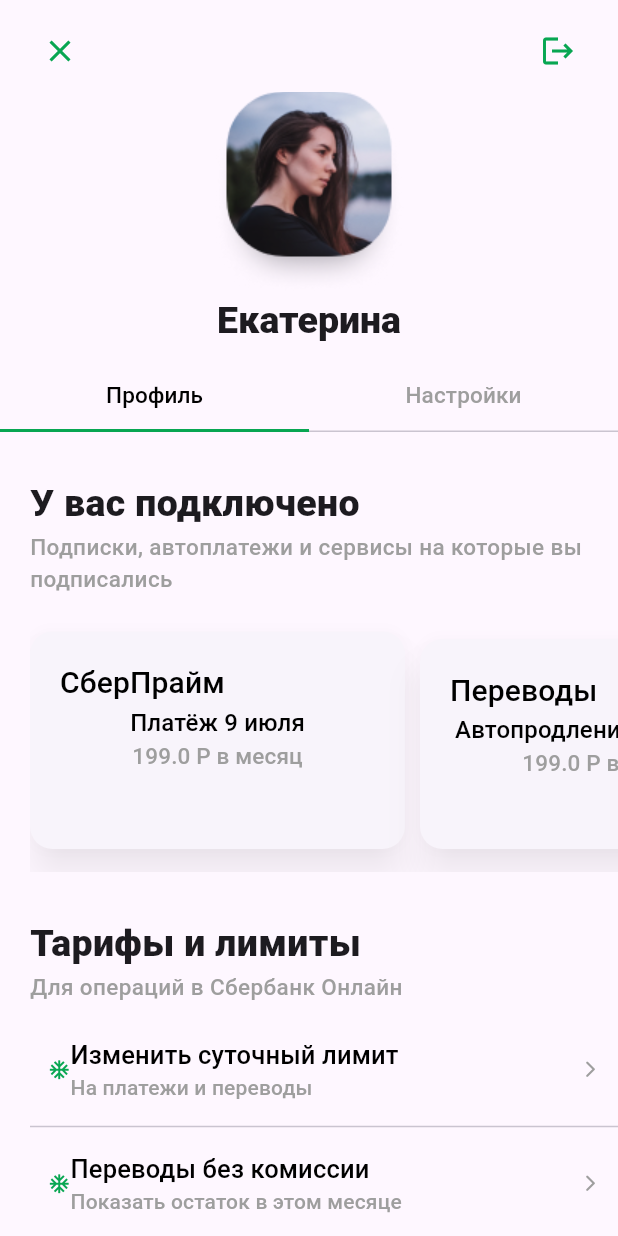
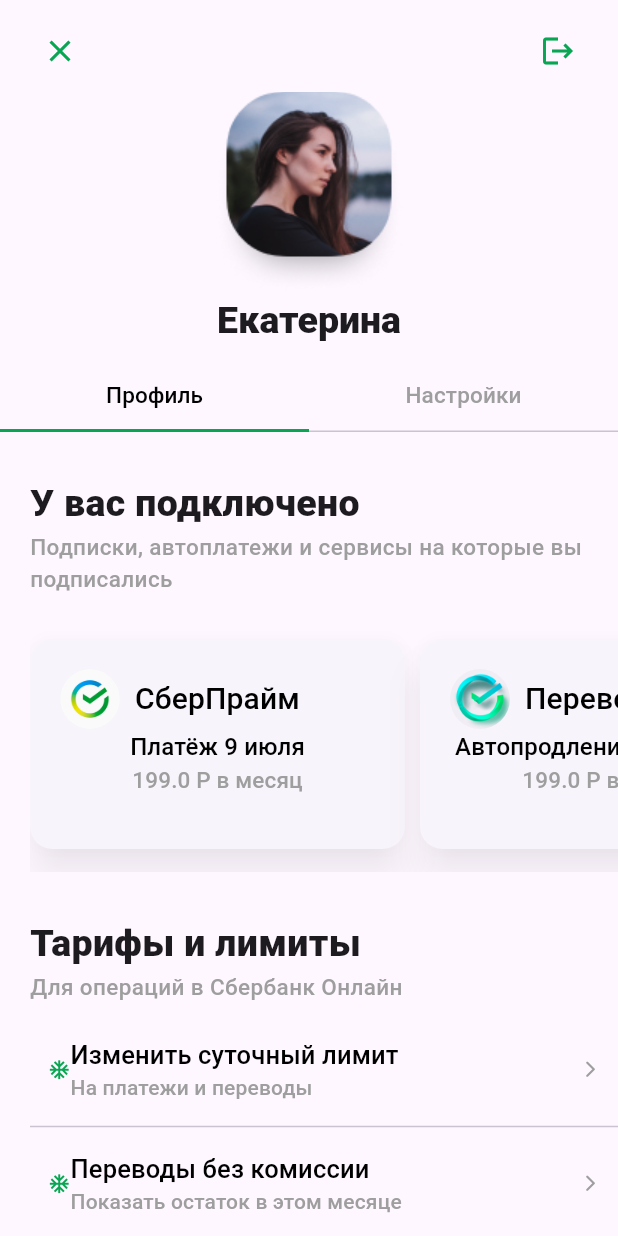
Before and after one commit to Yantar-f/MDLab3, a Flutter app: the screen it shows after launch, on a phone screen of 412 x 824 dp. Run offline on Flutter 3.47's test engine with Material 3 defaults, Android fonts, the phone set to English and light mode, and no system bars.

Commit message:
active services padding fixed

```diff
--- a/lib/active_services_section.dart
+++ b/lib/active_services_section.dart
@@ -14,7 +14,7 @@ class ActiveServicesList extends StatelessWidget {
         scrollDirection: Axis.horizontal,
         children: [
           if (activeServices.isNotEmpty) Padding(
-            padding: const EdgeInsets.only(top: 10, bottom: 15),
+            padding: const EdgeInsets.only(top: 15, bottom: 15),
             child: ActiveService(activeServices.first),
           ),
           for (int i = 1; i < activeServices.length; ++i) Padding(
@@ -51,7 +51,14 @@ class ActiveService extends StatelessWidget {
           children: [
             Row(
               children: [
-                //Image.asset(_data.serviceImgUrl),
+                Padding(
+                  padding: const EdgeInsets.only(right: 10),
+                  child: CircleAvatar(
+                    backgroundColor: Colors.grey.withAlpha(20),
+                    backgroundImage: AssetImage(_data.serviceImgUrl),
+                    radius: 20,
+                  ),
+                ),
                 Text(
                   _data.serviceName,
                   style: const TextStyle(
--- a/lib/profile_page.dart
+++ b/lib/profile_page.dart
@@ -40,8 +40,8 @@ class ProfilePage extends StatelessWidget {
 
 List<ActiveServiceEntity> getActiveServices() {
   return [
-    ActiveServiceEntity('СберПрайм', '', 'Платёж 9 июля', 199),
-    ActiveServiceEntity('Переводы', '', 'Автопродление 21 августа', 199)
+    ActiveServiceEntity('СберПрайм', 'assets/images/sber_logo.png', 'Платёж 9 июля', 199),
+    ActiveServiceEntity('Переводы', 'assets/images/sber_chetko.png', 'Автопродление 21 августа', 199)
   ];
 }
 
--- a/pubspec.yaml
+++ b/pubspec.yaml
@@ -59,6 +59,8 @@ flutter:
   uses-material-design: true
   assets:
     - assets/images/profile_photo.png
+    - assets/images/sber_logo.png
+    - assets/images/sber_chetko.png
   # To add assets to your application, add an assets section, like this:
   # assets:
   #   - images/a_dot_burr.jpeg
```
Also changed, not shown: assets/images/sber_chetko.png (added), assets/images/sber_logo.png (added).
